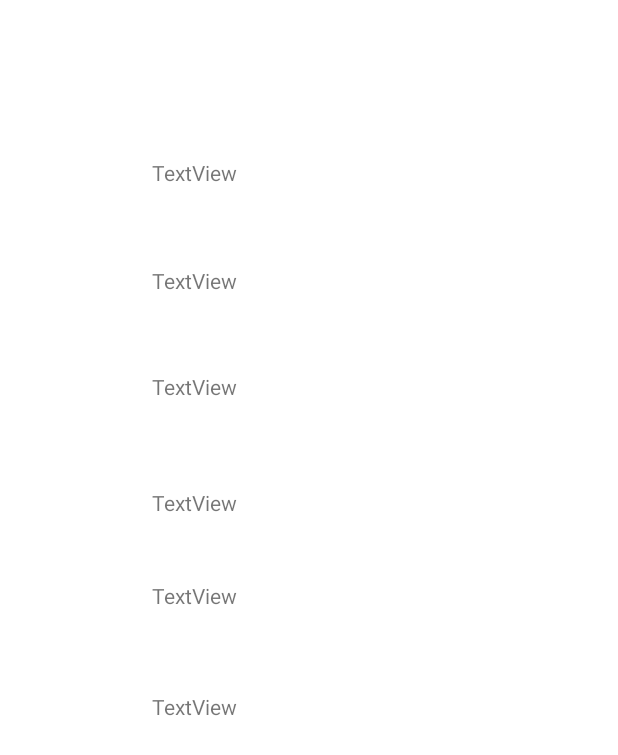
After one commit to SafwanShaib3815/Pizza-Android-App, an Android app: the layout activity_safwan_checkout.xml on its own in the app's theme, with its tools: preview values and no code run, on a phone screen of 412 x 824 dp. The commit adds this screen. Shown: the top 755 px of the screen. Run offline under Robolectric (Android 15) with nearby library versions, the phone set to English and light mode, and no system bars.

Commit message:
user info is revived by checkout activity

```diff
--- a/SafwanAssign22/src/main/AndroidManifest.xml
+++ b/SafwanAssign22/src/main/AndroidManifest.xml
@@ -9,6 +9,9 @@
         android:roundIcon="@mipmap/ic_launcher_round"
         android:supportsRtl="true"
         android:theme="@style/Theme.SafwanAssign2">
+        <activity
+            android:name=".SafwanCheckoutActivity"
+            android:exported="false" />
         <activity
             android:name=".SafwanPaymentActivity"
             android:exported="false" />
--- /dev/null
+++ b/SafwanAssign22/src/main/res/layout/activity_safwan_checkout.xml
@@ -0,0 +1,80 @@
+<?xml version="1.0" encoding="utf-8"?>
+<androidx.constraintlayout.widget.ConstraintLayout xmlns:android="http://schemas.android.com/apk/res/android"
+    xmlns:app="http://schemas.android.com/apk/res-auto"
+    xmlns:tools="http://schemas.android.com/tools"
+    android:layout_width="match_parent"
+    android:layout_height="match_parent"
+    tools:context=".SafwanCheckoutActivity">
+
+    <TextView
+        android:id="@+id/get_name"
+        android:layout_width="wrap_content"
+        android:layout_height="wrap_content"
+        android:text="TextView"
+        app:layout_constraintBottom_toBottomOf="parent"
+        app:layout_constraintEnd_toEndOf="parent"
+        app:layout_constraintHorizontal_bias="0.286"
+        app:layout_constraintStart_toStartOf="parent"
+        app:layout_constraintTop_toTopOf="parent"
+        app:layout_constraintVertical_bias="0.131" />
+
+    <TextView
+        android:id="@+id/get_email"
+        android:layout_width="wrap_content"
+        android:layout_height="wrap_content"
+        android:text="TextView"
+        app:layout_constraintBottom_toBottomOf="parent"
+        app:layout_constraintEnd_toEndOf="parent"
+        app:layout_constraintHorizontal_bias="0.286"
+        app:layout_constraintStart_toStartOf="parent"
+        app:layout_constraintTop_toTopOf="parent"
+        app:layout_constraintVertical_bias="0.22" />
+
+    <TextView
+        android:id="@+id/get_phone"
+        android:layout_width="wrap_content"
+        android:layout_height="wrap_content"
+        android:text="TextView"
+        app:layout_constraintBottom_toBottomOf="parent"
+        app:layout_constraintEnd_toEndOf="parent"
+        app:layout_constraintHorizontal_bias="0.286"
+        app:layout_constraintStart_toStartOf="parent"
+        app:layout_constraintTop_toTopOf="parent"
+        app:layout_constraintVertical_bias="0.308" />
+
+    <TextView
+        android:id="@+id/get_address"
+        android:layout_width="wrap_content"
+        android:layout_height="wrap_content"
+        android:text="TextView"
+        app:layout_constraintBottom_toBottomOf="parent"
+        app:layout_constraintEnd_toEndOf="parent"
+        app:layout_constraintHorizontal_bias="0.286"
+        app:layout_constraintStart_toStartOf="parent"
+        app:layout_constraintTop_toTopOf="parent"
+        app:layout_constraintVertical_bias="0.404" />
+
+    <TextView
+        android:id="@+id/get_card"
+        android:layout_width="wrap_content"
+        android:layout_height="wrap_content"
+        android:text="TextView"
+        app:layout_constraintBottom_toBottomOf="parent"
+        app:layout_constraintEnd_toEndOf="parent"
+        app:layout_constraintHorizontal_bias="0.286"
+        app:layout_constraintStart_toStartOf="parent"
+        app:layout_constraintTop_toTopOf="parent"
+        app:layout_constraintVertical_bias="0.481" />
+
+    <TextView
+        android:id="@+id/get_expiry"
+        android:layout_width="wrap_content"
+        android:layout_height="wrap_content"
+        android:text="TextView"
+        app:layout_constraintBottom_toBottomOf="parent"
+        app:layout_constraintEnd_toEndOf="parent"
+        app:layout_constraintHorizontal_bias="0.286"
+        app:layout_constraintStart_toStartOf="parent"
+        app:layout_constraintTop_toTopOf="parent"
+        app:layout_constraintVertical_bias="0.573" />
+</androidx.constraintlayout.widget.ConstraintLayout>
```
Also changed, not shown: SafwanAssign22/src/main/java/safwan/shaib/n01343815/SafwanCheckoutActivity.java (added, +82 -0 lines), SafwanAssign22/src/main/java/safwan/shaib/n01343815/SafwanPaymentActivity.java (+12 -0 lines), SafwanAssign22/src/main/res/values/strings.xml (+7 -0 lines).
